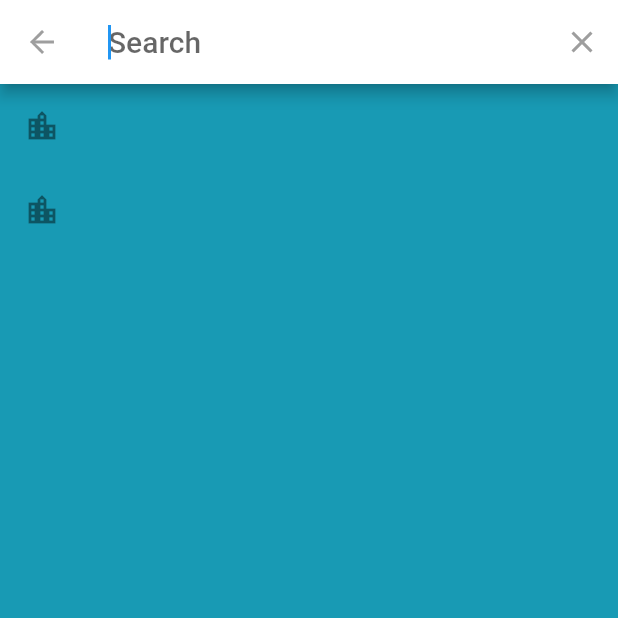
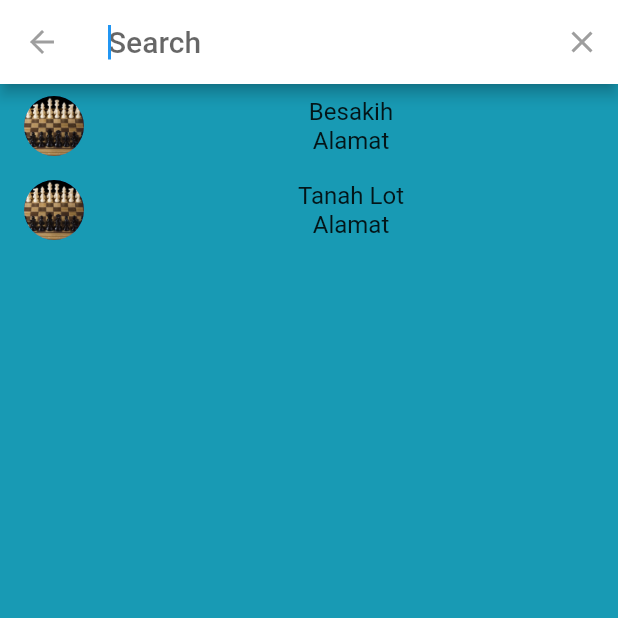
Before and after one commit to jiwatmikapratama/gabung_uts, a Flutter app: the Beranda_login screen opened directly, after a tap on the "search" icon, on a phone screen of 412 x 824 dp, the top half of it. Run offline on Flutter 3.47's test engine with Material 2 defaults, Android fonts, the light colour scheme and no system bars; our stand-ins replace google_maps_flutter.

Commit message:
memperbaiki error pada halaman beranda_login + img

```diff
--- a/lib/pages/beranda_login.dart
+++ b/lib/pages/beranda_login.dart
@@ -1,6 +1,4 @@
 // ignore_for_file: prefer_const_constructors, prefer_const_literals_to_create_immutables
-
-import 'dart:html';
 
 import 'package:flutter/material.dart';
 import 'package:gabung_uts/main.dart';
@@ -42,11 +40,19 @@ class _Beranda_loginState extends State<Beranda_login> {
   Widget build(BuildContext context) {
     return Scaffold(
       appBar: AppBar(
+        iconTheme: IconThemeData(color: Colors.black),
         backgroundColor: Color(0xFF189AB4),
-        title: Text('Search'),
+        title: Text(
+          'Search',
+          style: TextStyle(
+            color: Colors.black,
+          ),
+        ),
         actions: [
           IconButton(
-            icon: Icon(Icons.search),
+            icon: Icon(
+              Icons.search,
+            ),
             onPressed: () {
               showSearch(context: context, delegate: DataSearch());
             },
@@ -222,17 +228,19 @@ class DataSearch extends SearchDelegate<String> {
 
     return ListView.builder(
       itemBuilder: (context, index) => ListTile(
-          onTap: () {
-            showResults(context);
-          },
-          leading: Icon(Icons.location_city),
-          title: RichText(
-              text: TextSpan(
-            text: suggestionList[index].substring(0, query.length),
-            style: TextStyle(
-              color: Colors.grey,
-            ),
-          ))),
+        onTap: () {
+          showResults(context);
+        },
+        leading: CircleAvatar(
+          backgroundImage: AssetImage('images/catur.jpg'),
+        ),
+        title: Column(
+          children: [
+            Text(suggestionList[index]),
+            Text("Alamat"),
+          ],
+        ),
+      ),
       itemCount: suggestionList.length,
     );
   }
```
